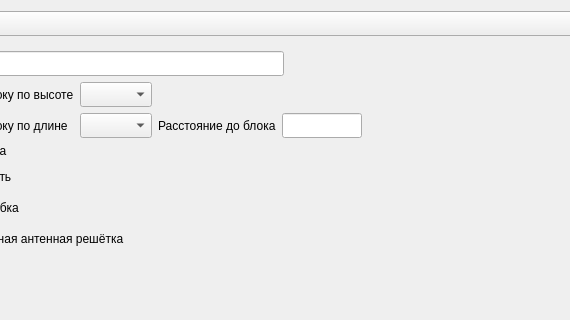
Above: source/gui/enteringblocks.ui from baseoleph/secad before the change; both pictures show x 102 to 672 and y 0 to 320 of the 1232 by 805 pixel window. Below: the same form after it.
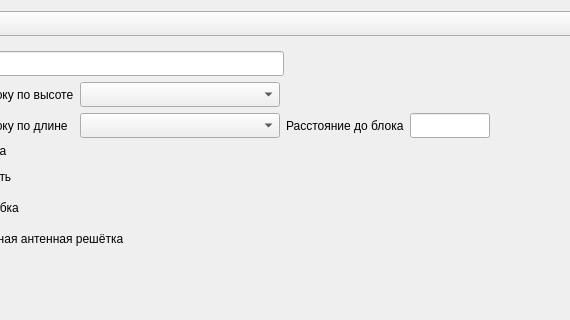
That is the form after the change.

Diff of the .ui file:
```diff
--- a/source/gui/enteringblocks.ui
+++ b/source/gui/enteringblocks.ui
@@ -183,13 +183,13 @@
          <widget class="QComboBox" name="comboBox_hb_l">
           <property name="minimumSize">
            <size>
-            <width>0</width>
+            <width>200</width>
             <height>25</height>
            </size>
           </property>
           <property name="maximumSize">
            <size>
-            <width>16777215</width>
+            <width>0</width>
             <height>25</height>
            </size>
           </property>
```
